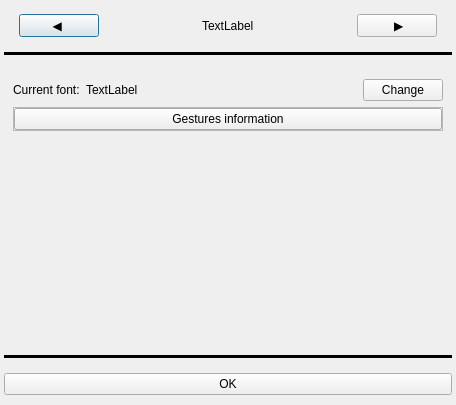
This is components/settings.ui in Szybet/sanki as Qt 5 draws it before an edit. The edited form follows.
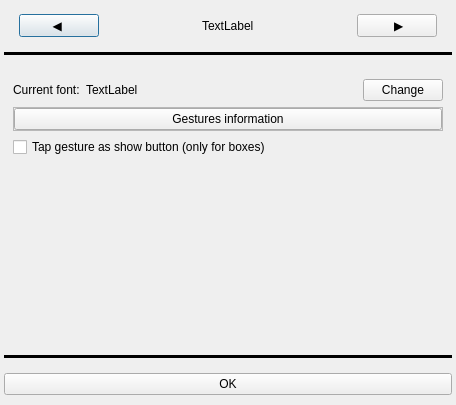
This is the edited form. Icons and pictures are not drawn.

Commit message: add tap gesture

What changed in the file:
```diff
--- a/components/settings.ui
+++ b/components/settings.ui
@@ -473,6 +473,13 @@
          </layout>
         </widget>
        </item>
+       <item>
+        <widget class="QCheckBox" name="tapGestoreCheckBox">
+         <property name="text">
+          <string>Tap gesture as show button (only for boxes)</string>
+         </property>
+        </widget>
+       </item>
        <item>
         <spacer name="verticalSpacer_2">
          <property name="orientation">
```
The commit also changes 12 other files.
